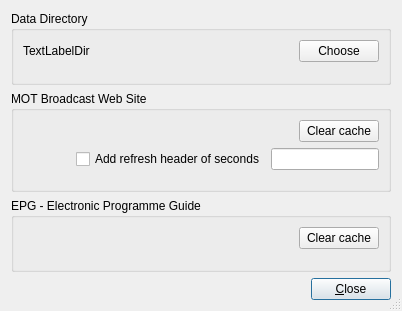
First picture: the form in dream/src/GUI-QT/MultSettingsDlgbase.ui, repository mmjee/dream-patched, before the edit.
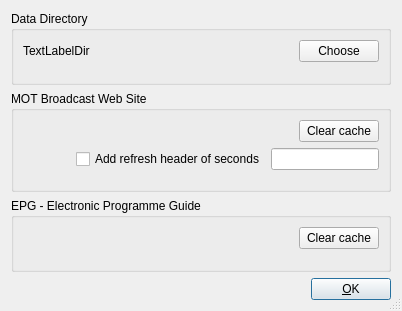
Second picture: the form after the edit. Icons and pictures are not drawn.

Commit message: set various window flag

```diff
--- a/dream/src/GUI-QT/MultSettingsDlgbase.ui
+++ b/dream/src/GUI-QT/MultSettingsDlgbase.ui
@@ -304,7 +304,7 @@
      <item>
       <widget class="QPushButton" name="buttonOk">
        <property name="text">
-        <string>&amp;Close</string>
+        <string>&amp;OK</string>
        </property>
        <property name="autoDefault">
         <bool>true</bool>
```
Left out of the diff: 3 changed lines with no effect on the pictures. The commit also changes 5 other files.
